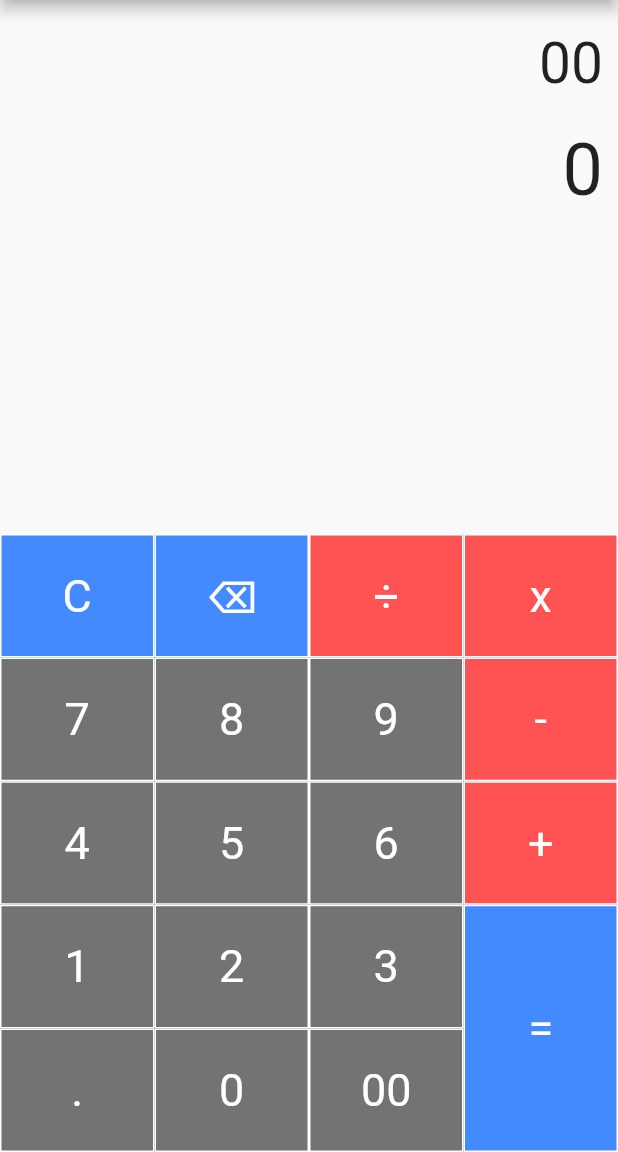
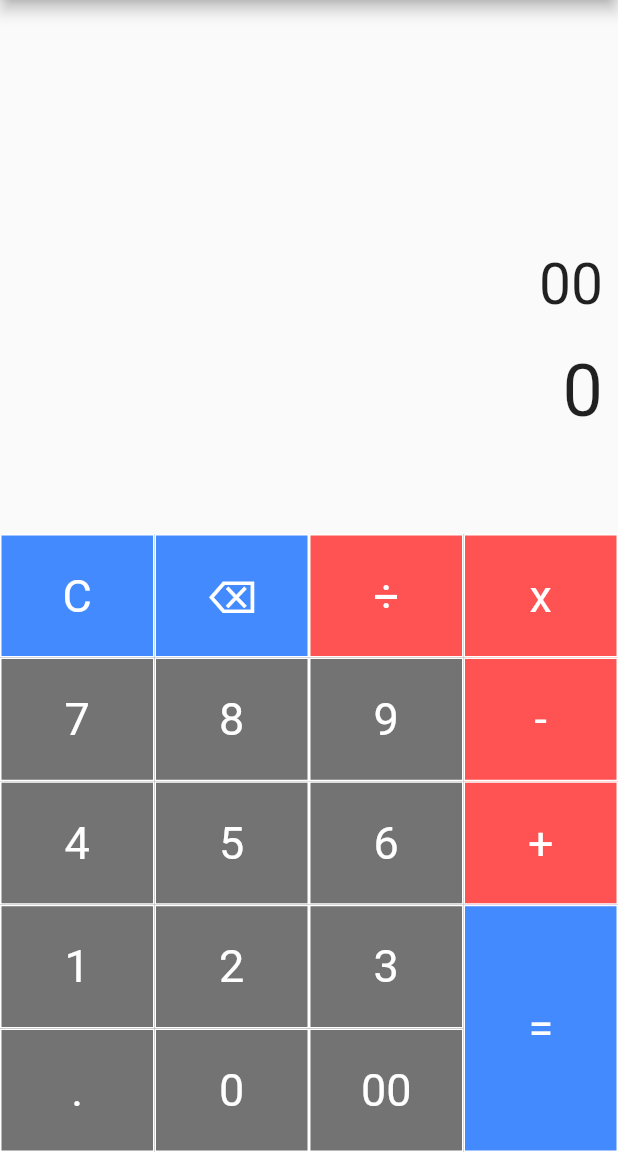
Before and after one commit to CaetanoMatheus/flutter_calculator, a Flutter app: the screen it shows after launch, after a tap on "00", on a phone screen of 412 x 824 dp, the part 84-1236 px from its top. Run offline on Flutter 3.47's test engine with Material 2 defaults, Android fonts, the phone set to English and light mode, and no system bars; our stand-ins replace math_expressions.

```diff
--- a/lib/app/presentation/screens/simple_calculator/simple_calculator_page.dart
+++ b/lib/app/presentation/screens/simple_calculator/simple_calculator_page.dart
@@ -13,7 +13,6 @@ class _SimpleCalculatorPageState extends State<SimpleCalculatorPage> {
   List<String> _notDoubled = ['+', '-', 'x', '÷'];
 
   void _buttonPressed(String data) {
-    print('aasdasd');
     setState(() {
       if ((_lastTyped == data && _notDoubled.contains(data)) ||
           (_notDoubled.contains(data) && _notDoubled.contains(_lastTyped)))
@@ -59,12 +58,22 @@ class _SimpleCalculatorPageState extends State<SimpleCalculatorPage> {
       body: Column(
         children: [
           Container(
-            height: size.height * .37,
-            child: Display(topText: _equation, mainText: _result),
+            child: Display(
+              alignment: Alignment.bottomRight,
+              height: 3.5,
+              topText: _equation,
+              mainText: _result,
+            ),
           ),
           Spacer(),
-          Row(
-            mainAxisAlignment: MainAxisAlignment.start,
+          _buildKeyboard(size),
+        ],
+      ),
+    );
+  }
+
+  Widget _buildKeyboard(Size size) {
+    return Row(
       children: [
         Container(
           width: size.width * .75,
@@ -213,9 +222,6 @@ class _SimpleCalculatorPageState extends State<SimpleCalculatorPage> {
           ),
         ),
       ],
-          ),
-        ],
-      ),
     );
   }
 }
--- a/lib/app/presentation/widgets/scrollable/display/display.dart
+++ b/lib/app/presentation/widgets/scrollable/display/display.dart
@@ -3,16 +3,28 @@ import 'package:flutter/material.dart';
 class Display extends StatelessWidget {
   final String topText;
   final String mainText;
+  final double height;
+  final Alignment alignment;
 
-  Display({Key key, this.topText, this.mainText}) : super(key: key);
+  Display({
+    Key key,
+    this.topText,
+    this.mainText,
+    this.height = 1,
+    this.alignment,
+  }) : super(key: key);
 
   @override
   Widget build(BuildContext context) {
-    return SingleChildScrollView(
+    return Container(
+      alignment: alignment,
+      height: MediaQuery.of(context).size.height * .1 * height,
+      child: SingleChildScrollView(
+        physics: BouncingScrollPhysics(),
         child: Column(
           children: [
             Container(
-            alignment: Alignment.centerRight,
+              alignment: Alignment.bottomRight,
               padding: EdgeInsets.fromLTRB(10, 20, 10, 0),
               child: Text(
                 topText,
@@ -20,12 +32,13 @@ class Display extends StatelessWidget {
               ),
             ),
             Container(
-            alignment: Alignment.centerRight,
+              alignment: Alignment.bottomRight,
               padding: EdgeInsets.fromLTRB(10, 20, 10, 0),
               child: Text(mainText, style: TextStyle(fontSize: 48)),
             ),
           ],
         ),
+      ),
     );
   }
 }
```
Lines whose indentation alone changed are shown as unchanged.
